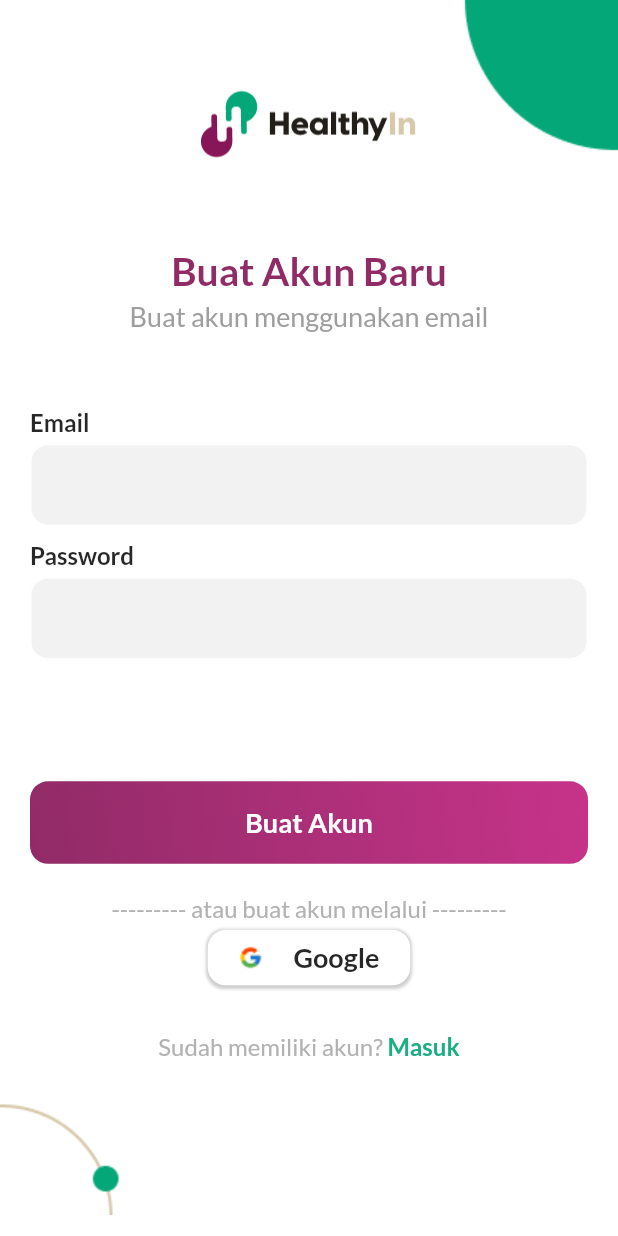
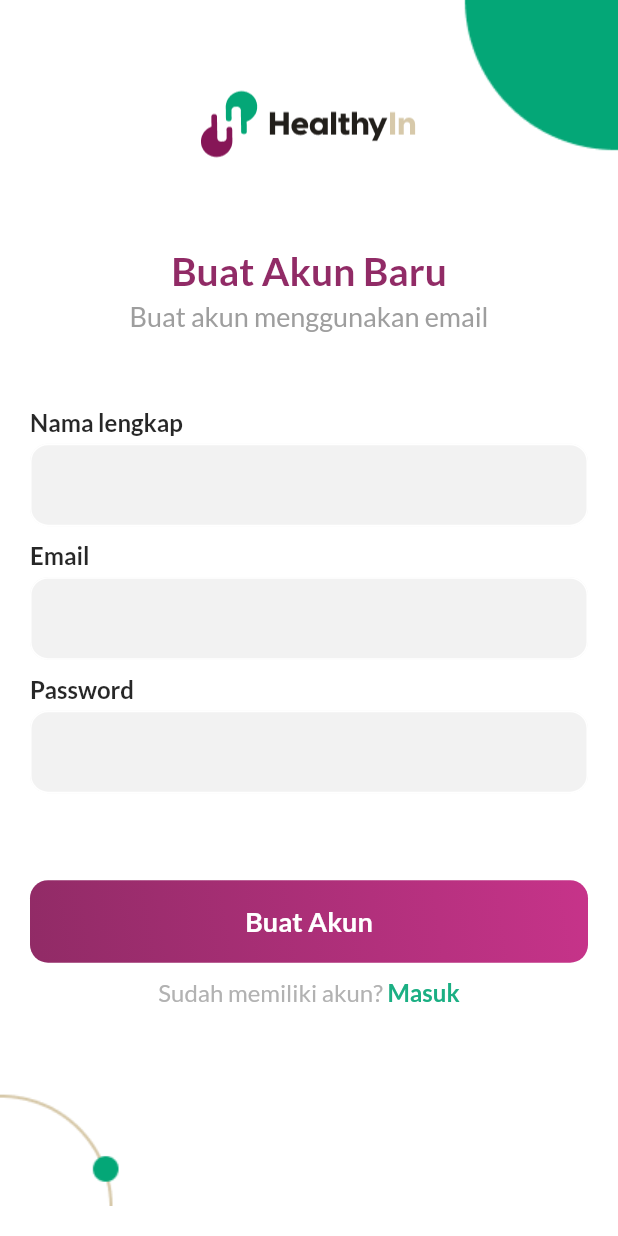
Before and after one commit to saskia-dwi-ulfah/HealthyIn, a Flutter app: the HealthyInSignupScreen screen opened directly, on a phone screen of 412 x 824 dp. Run offline on Flutter 3.47's test engine with Material 2 defaults, Android fonts, the phone set to English and light mode, and no system bars; our stand-ins replace cloud_firestore, firebase_auth, firebase_core, get, google_fonts, google_sign_in and 2 more; accounts and stored records are empty; network calls fail.

Commit message:
Remove Google sign-in method and comment all codes related to it

```diff
--- a/healthyin/lib/controller/auth_controller.dart
+++ b/healthyin/lib/controller/auth_controller.dart
@@ -73,7 +73,7 @@ class AuthController extends GetxController {
     }
   }
 
-  void signInAndLogInWithGoogle() async {
+  /*void signInAndLogInWithGoogle() async {
     final GoogleSignInAccount? googleSignInAccount =
         await googleSignIn.signIn();
 
@@ -124,7 +124,7 @@ class AuthController extends GetxController {
             )); // handle the error here
       }
     }
-  }
+  } */
 
   void logout() async {
     await auth.signOut();
--- a/healthyin/lib/screens/Login Page/healthyin_login_page.dart
+++ b/healthyin/lib/screens/Login Page/healthyin_login_page.dart
@@ -44,7 +44,7 @@ class _HealthyInLoginScreenState extends State<HealthyInLoginScreen> {
           ),
           Container(
             width: w,
-            height: 0.42 * h,
+            height: 0.5 * h,
             color: Colors.white,
             margin: const EdgeInsets.only(left: 20, right: 20),
             child: Column(
@@ -190,8 +190,8 @@ class _HealthyInLoginScreenState extends State<HealthyInLoginScreen> {
               ),
             ),
           ),
-          const SizedBox(height: 20),
-          Container(
+          /*const SizedBox(height: 20),
+                  Container(
             width: w,
             height: 0.1 * h,
             margin: const EdgeInsets.only(left: 20, right: 20),
@@ -239,7 +239,7 @@ class _HealthyInLoginScreenState extends State<HealthyInLoginScreen> {
                 ),
               ]),
             ),
-          ),
+          )*/
           const SizedBox(height: 10),
           RichText(
               text: TextSpan(
@@ -259,6 +259,7 @@ class _HealthyInLoginScreenState extends State<HealthyInLoginScreen> {
                       ..onTap =
                           () => Get.to(() => const HealthyInSignupScreen()))
               ])),
+          const SizedBox(height: 30),
           Container(
             height: 0.125 * h,
             color: Colors.white,
--- a/healthyin/lib/screens/Signup Page/healthyin_signup_page.dart
+++ b/healthyin/lib/screens/Signup Page/healthyin_signup_page.dart
@@ -5,6 +5,7 @@ import 'package:google_fonts/google_fonts.dart';
 import 'package:healthyin/controller/auth_controller.dart';
 
 //https://stackoverflow.com/questions/58722426/text-input-value-is-disappearing-flutter
+var nameController = TextEditingController();
 var emailController = TextEditingController();
 var passwordController = TextEditingController();
 
@@ -39,7 +40,7 @@ class HealthyInSignupScreen extends StatelessWidget {
           ),
           Container(
             width: w,
-            height: 0.42 * h,
+            height: 0.5 * h,
             color: Colors.white,
             margin: const EdgeInsets.only(left: 20, right: 20),
             child: Column(
@@ -60,6 +61,44 @@ class HealthyInSignupScreen extends StatelessWidget {
                               fontSize: 18, color: Colors.grey[500]))),
                   const SizedBox(
                     height: 50,
+                  ),
+                  Align(
+                      alignment: Alignment.topLeft,
+                      child: Text(
+                        "Nama lengkap",
+                        style: GoogleFonts.lato(
+                            textStyle: const TextStyle(
+                                fontSize: 16,
+                                color: Color.fromARGB(1000, 18, 18, 18)),
+                            fontWeight: FontWeight.bold),
+                      )),
+                  const SizedBox(
+                    height: 5,
+                  ),
+                  Container(
+                    width: w,
+                    height: 55,
+                    decoration: BoxDecoration(
+                        color: const Color.fromARGB(1000, 241, 241, 241),
+                        borderRadius: BorderRadius.circular(12)),
+                    child: TextField(
+                      controller: nameController,
+                      decoration: InputDecoration(
+                          focusedBorder: OutlineInputBorder(
+                              borderRadius: BorderRadius.circular(12),
+                              borderSide: const BorderSide(
+                                  color: Color.fromARGB(1000, 18, 18, 18),
+                                  width: 1.5)),
+                          enabledBorder: OutlineInputBorder(
+                              borderRadius: BorderRadius.circular(12),
+                              borderSide: const BorderSide(
+                                  color: Colors.white, width: 1.0)),
+                          border: OutlineInputBorder(
+                              borderRadius: BorderRadius.circular(12))),
+                    ),
+                  ),
+                  const SizedBox(
+                    height: 10,
                   ),
                   Align(
                       alignment: Alignment.topLeft,
@@ -169,7 +208,7 @@ class HealthyInSignupScreen extends StatelessWidget {
               ),
             ),
           ),
-          const SizedBox(height: 20),
+          /* const SizedBox(height: 20),
           Container(
             width: w,
             height: 0.1 * h,
@@ -218,7 +257,7 @@ class HealthyInSignupScreen extends StatelessWidget {
                 ),
               ]),
             ),
-          ),
+          ),*/
           const SizedBox(height: 10),
           RichText(
               text: TextSpan(
@@ -237,6 +276,7 @@ class HealthyInSignupScreen extends StatelessWidget {
                           fontWeight: FontWeight.bold)),
                 )
               ])),
+          const SizedBox(height: 30),
           Container(
             height: 0.125 * h,
             color: Colors.white,
```
